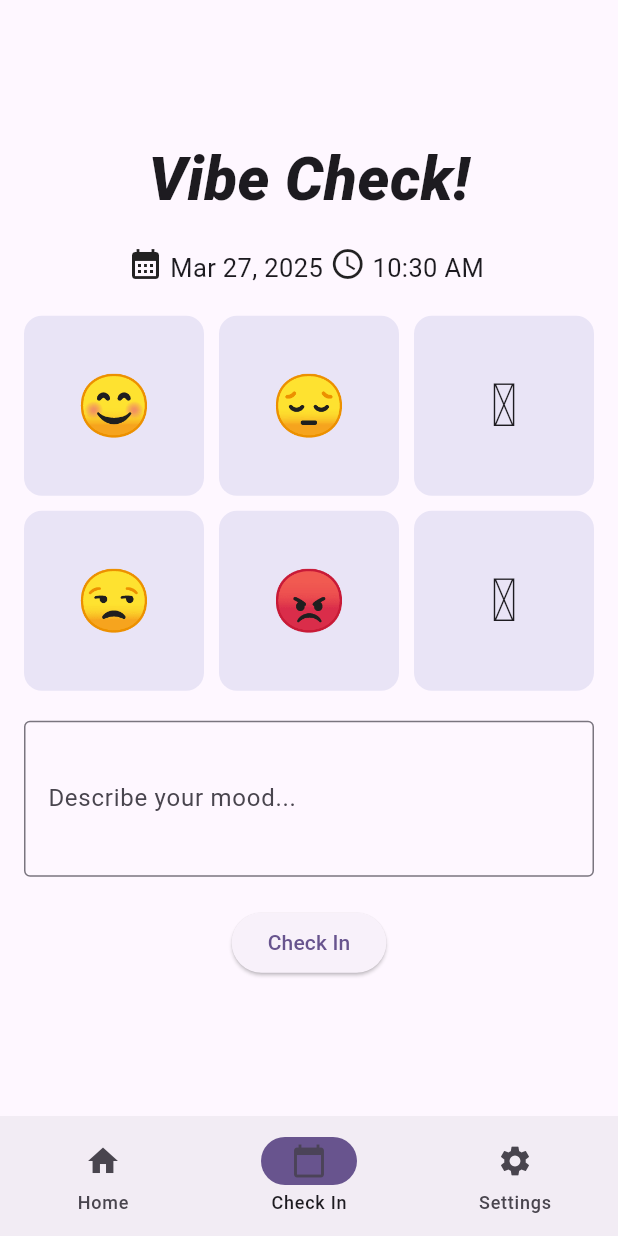
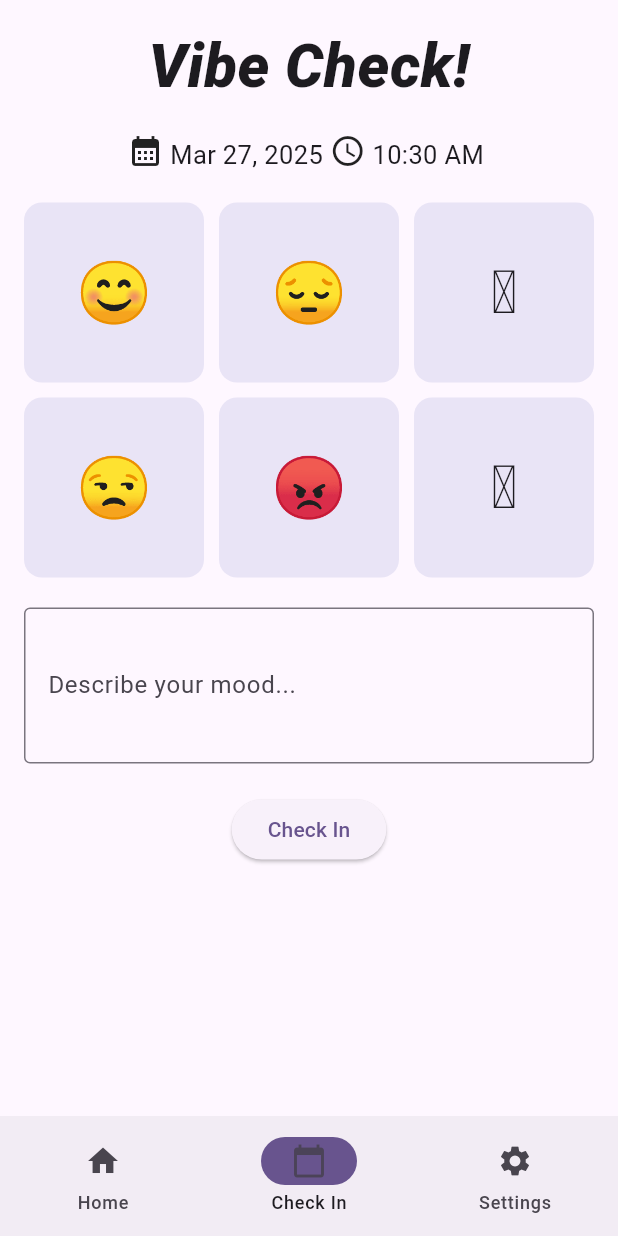
Before and after one commit to luna-mm/vibe_check, a Flutter app: the screen it shows after launch, item 2 of the bottom bar chosen, on a phone screen of 412 x 824 dp. Run offline on Flutter 3.47's test engine with Material 3 defaults, Android fonts, the phone set to English and light mode, and no system bars; our stand-ins replace sqflite; accounts and stored records are empty.

Commit message:
Fix check in page bottom overflow

```diff
--- a/lib/main.dart
+++ b/lib/main.dart
@@ -188,8 +188,9 @@ class _CheckInPageState extends State<CheckInPage> {
       onTap: () {
         FocusScope.of(context).unfocus();
       },
+      child: SafeArea(
         child: Scaffold(
-        body: Center(
+          body: SingleChildScrollView(
             child: Padding(
               padding: const EdgeInsets.all(16.0),
               child: Column(
@@ -277,6 +278,7 @@ class _CheckInPageState extends State<CheckInPage> {
             ),
           ),
         ),
+      ),
     );
   }
 }
```
Lines whose indentation alone changed are shown as unchanged.
